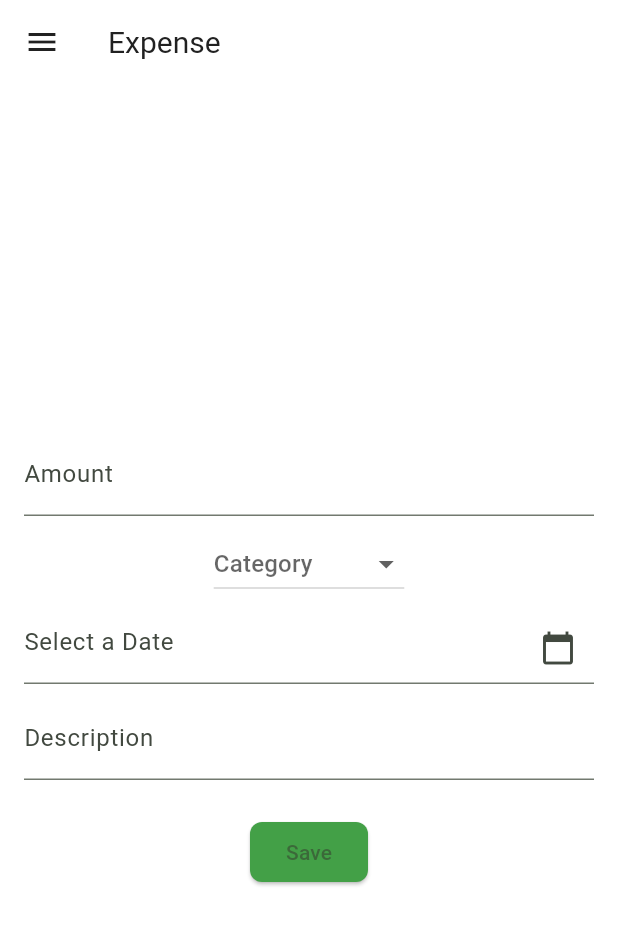
After one commit to Felipe-Borba/my_kakeibo, a Flutter app: the ExpenseFormView screen opened directly, after a tap on "Save", on a phone screen of 412 x 824 dp. The commit adds this screen. Shown: the top 925 px of the screen. Run offline on Flutter 3.47's test engine with Material 3 defaults, Android fonts, the phone set to English and light mode, and no system bars; our stand-ins replace cloud_firestore, firebase_auth, firebase_core, flutter_modular, shared_preferences; accounts and stored records are empty; generated files the repository leaves out were written again.

Commit message:
feature: add expense form page

```diff
--- a/lib/core/components/drawer_custom.dart
+++ b/lib/core/components/drawer_custom.dart
@@ -1,6 +1,6 @@
 import 'package:flutter/material.dart';
 import 'package:flutter_modular/flutter_modular.dart';
-import 'package:my_kakeibo/presentation/expense/add_expense/add_expense_view.dart';
+import 'package:my_kakeibo/presentation/expense/expense_form/expense_form_view.dart';
 import 'package:my_kakeibo/presentation/settings/settings_view.dart';
 import 'package:my_kakeibo/presentation/user/dashboard/dashboard_view.dart';
 
@@ -39,7 +39,7 @@ class DrawerCustom extends StatelessWidget {
             leading: const Icon(Icons.add),
             title: const Text('Add Expense'),
             onTap: () {
-              Modular.to.navigate(AddExpenseView.routeName);
+              Modular.to.navigate(ExpenseFormView.routeName);
             },
           ),
           ListTile(
--- a/lib/domain/entity/transaction/expense_category.dart
+++ b/lib/domain/entity/transaction/expense_category.dart
@@ -1,4 +1,5 @@
 enum ExpenseCategory {
+  misc,
   rent,
   food,
   entertainment
--- a/lib/main.dart
+++ b/lib/main.dart
@@ -10,8 +10,8 @@ import 'package:my_kakeibo/domain/repository/user_repository.dart';
 import 'package:my_kakeibo/domain/use_case/expense_use_case.dart';
 import 'package:my_kakeibo/domain/use_case/user_use_case.dart';
 import 'package:my_kakeibo/firebase_options.dart';
-import 'package:my_kakeibo/presentation/expense/add_expense/add_expense_controller.dart';
-import 'package:my_kakeibo/presentation/expense/add_expense/add_expense_view.dart';
+import 'package:my_kakeibo/presentation/expense/expense_form/expense_form_controller.dart';
+import 'package:my_kakeibo/presentation/expense/expense_form/expense_form_view.dart';
 import 'package:my_kakeibo/presentation/settings/settings_view.dart';
 import 'package:my_kakeibo/presentation/user/create_account/create_account_controller.dart';
 import 'package:my_kakeibo/presentation/user/create_account/create_account_view.dart';
@@ -50,7 +50,7 @@ class AppModule extends Module {
     i.add(LoginController.new);
     i.add(WelcomeController.new);
     i.add(CreateAccountController.new);
-    i.add(AddExpenseController.new);
+    i.add(ExpenseFormController.new);
   }
 
   @override
@@ -59,9 +59,14 @@ class AppModule extends Module {
     r.child(SettingsView.routeName, child: (context) => const SettingsView());
     r.child(LoginView.routeName, child: (context) => const LoginView());
     r.child(WelcomeView.routeName, child: (context) => const WelcomeView());
-    r.child(CreateAccountView.routeName,
-        child: (context) => const CreateAccountView());
+    r.child(
+      CreateAccountView.routeName,
+      child: (context) => const CreateAccountView(),
+    );
     r.child(DashboardView.routeName, child: (context) => const DashboardView());
-    r.child(AddExpenseView.routeName, child: (context) => const AddExpenseView());
+    r.child(
+      ExpenseFormView.routeName,
+      child: (context) => ExpenseFormView(id: r.args.params['id']),
+    );
   }
 }
--- a/lib/presentation/expense/add_expense/add_expense_controller.dart
+++ /dev/null
@@ -1,15 +0,0 @@
-import 'package:flutter/material.dart';
-import 'package:flutter_modular/flutter_modular.dart';
-import 'package:my_kakeibo/domain/use_case/user_use_case.dart';
-
-class AddExpenseController with ChangeNotifier {
-  // Dependencies
-  final userUseCase = Modular.get<UserUseCase>();
-
-  // State
-
-  // Actions
-  onClickCreateAccount() async {
-    //TODO
-  }
-}
--- a/lib/presentation/expense/add_expense/add_expense_view.dart
+++ /dev/null
@@ -1,32 +0,0 @@
-import 'package:flutter/material.dart';
-import 'package:flutter_modular/flutter_modular.dart';
-import 'package:my_kakeibo/core/components/app_bar_custom.dart';
-import 'package:my_kakeibo/core/components/drawer_custom.dart';
-import 'package:my_kakeibo/presentation/expense/add_expense/add_expense_controller.dart';
-
-class AddExpenseView extends StatelessWidget {
-  const AddExpenseView({super.key});
-
-  static const routeName = '/expense/add';
-
-  @override
-  Widget build(BuildContext context) {
-    final controller = Modular.get<AddExpenseController>();
-
-    return ListenableBuilder(
-      listenable: controller,
-      builder: (BuildContext context, Widget? child) {
-        return const Scaffold(
-          appBar: AppBarCustom(
-            title: "Expense",
-          ),
-          drawer: DrawerCustom(),
-          body: Padding(
-            padding: EdgeInsetsDirectional.fromSTEB(16, 24, 16, 24),
-            child: Placeholder(),
-          ),
-        );
-      },
-    );
-  }
-}
--- /dev/null
+++ b/lib/presentation/expense/expense_form/expense_form_controller.dart
@@ -0,0 +1,81 @@
+import 'package:flutter/material.dart';
+import 'package:flutter_modular/flutter_modular.dart';
+import 'package:my_kakeibo/core/components/snackbar_custom.dart';
+import 'package:my_kakeibo/core/records/app_error.dart';
+import 'package:my_kakeibo/domain/entity/transaction/expense.dart';
+import 'package:my_kakeibo/domain/entity/transaction/expense_category.dart';
+import 'package:my_kakeibo/domain/use_case/expense_use_case.dart';
+import 'package:my_kakeibo/presentation/user/dashboard/dashboard_view.dart';
+
+class ExpenseFormController with ChangeNotifier {
+  // Dependencies
+  final expenseUseCase = Modular.get<ExpenseUseCase>();
+
+  // State
+  TextEditingController amount = TextEditingController();
+  String? amountError;
+
+  ExpenseCategory? category;
+  String? categoryError;
+
+  DateTime? selectedDate;
+  final TextEditingController dateController = TextEditingController();
+  String? dateError;
+
+  TextEditingController description = TextEditingController();
+  String? descriptionError;
+
+  // Actions
+  onSelectCategory(ExpenseCategory? newValue) {
+    category = newValue;
+    notifyListeners();
+  }
+
+  onSelectDate(BuildContext context) async {
+    final DateTime? picked = await showDatePicker(
+      context: context,
+      initialDate: selectedDate ?? DateTime.now(),
+      firstDate: DateTime(2000),
+      lastDate: DateTime(2101),
+    );
+    if (picked != null && picked != selectedDate) {
+      selectedDate = picked;
+      dateController.text = "${selectedDate!.toLocal()}".split(' ')[0];
+    }
+    notifyListeners();
+  }
+
+  onClickSave({required BuildContext context, String? id}) async {
+    //TODO talvez exista uma forma melhor de validar a entidade principalmente quando se trata de campos de tipos diferentes de string?
+    var (_, error) = await expenseUseCase.insert(Expense(
+      id: id,
+      amount: double.parse(amount.text),
+      category: category ?? ExpenseCategory.misc,
+      description: description.text,
+      date: selectedDate ?? DateTime.now(),
+    ));
+
+    amountError = null;
+
+    switch (error) {
+      case Empty():
+        Modular.to.navigate(DashboardView.routeName);
+        break;
+      case Failure(:final message):
+        showSnackbar(context: context, text: message);
+        break;
+      case FieldFailure(:final fieldErrorList):
+        for (var invalidField in fieldErrorList) {
+          switch (invalidField.name) {
+            case "amount":
+              amountError = invalidField.message;
+              break;
+          }
+        }
+        break;
+      default:
+        showSnackbar(context: context, text: "Erro desconhecido.");
+    }
+    notifyListeners();
+  }
+}
--- /dev/null
+++ b/lib/presentation/expense/expense_form/expense_form_view.dart
@@ -0,0 +1,96 @@
+import 'package:flutter/material.dart';
+import 'package:flutter/services.dart';
+import 'package:flutter_modular/flutter_modular.dart';
+import 'package:my_kakeibo/core/components/app_bar_custom.dart';
+import 'package:my_kakeibo/core/components/drawer_custom.dart';
+import 'package:my_kakeibo/domain/entity/transaction/expense_category.dart';
+import 'package:my_kakeibo/presentation/expense/expense_form/expense_form_controller.dart';
+
+class ExpenseFormView extends StatelessWidget {
+  const ExpenseFormView({super.key, this.id});
+
+  static const routeName = '/expense/:id';
+
+  final String? id;
+
+  @override
+  Widget build(BuildContext context) {
+    final controller = Modular.get<ExpenseFormController>();
+
+    return ListenableBuilder(
+      listenable: controller,
+      builder: (BuildContext context, Widget? child) {
+        return Scaffold(
+          appBar: const AppBarCustom(
+            title: "Expense",
+          ),
+          drawer: const DrawerCustom(),
+          body: Padding(
+            padding: const EdgeInsetsDirectional.fromSTEB(16, 24, 16, 24),
+            child: Column(
+              mainAxisAlignment: MainAxisAlignment.center,
+              crossAxisAlignment: CrossAxisAlignment.center,
+              children: [
+                TextField(
+                  key: const Key("amount"),
+                  controller: controller.amount,
+                  keyboardType: TextInputType.number,
+                  inputFormatters: [FilteringTextInputFormatter.digitsOnly],
+                  decoration: InputDecoration(
+                    labelText: "Amount",
+                    errorText: controller.amountError,
+                  ),
+                ),
+                const SizedBox(height: 8),
+                DropdownButton<ExpenseCategory?>(
+                  key: const Key("category"),
+                  hint: const Text("Category"),
+                  value: controller.category,
+                  onChanged: controller.onSelectCategory,
+                  items: ExpenseCategory.values.map((ExpenseCategory category) {
+                    return DropdownMenuItem(
+                      value: category,
+                      child: Text(category.toString().split('.').last),
+                    );
+                  }).toList(),
+                ),
+                const SizedBox(height: 8),
+                TextField(
+                  key: const Key("date"),
+                  controller: controller.dateController,
+                  readOnly: true,
+                  decoration: InputDecoration(
+                    hintText: "Select a Date",
+                    errorText: controller.dateError,
+                    suffixIcon: IconButton(
+                      icon: const Icon(Icons.calendar_today),
+                      onPressed: () => controller.onSelectDate(context),
+                    ),
+                  ),
+                ),
+                const SizedBox(height: 8),
+                TextField(
+                  key: const Key("description"),
+                  controller: controller.description,
+                  decoration: InputDecoration(
+                    labelText: "Description",
+                    errorText: controller.descriptionError,
+                  ),
+                ),
+                const SizedBox(height: 24),
+                Center(
+                  child: ElevatedButton(
+                    key: const Key("save-expense"),
+                    onPressed: () =>
+                        controller.onClickSave(context: context, id: id),
+                    child: const Text("Save"),
+                  ),
+                ),
+              ],
+            ),
+          ),
+        );
+      },
+    );
+  }
+}
```
